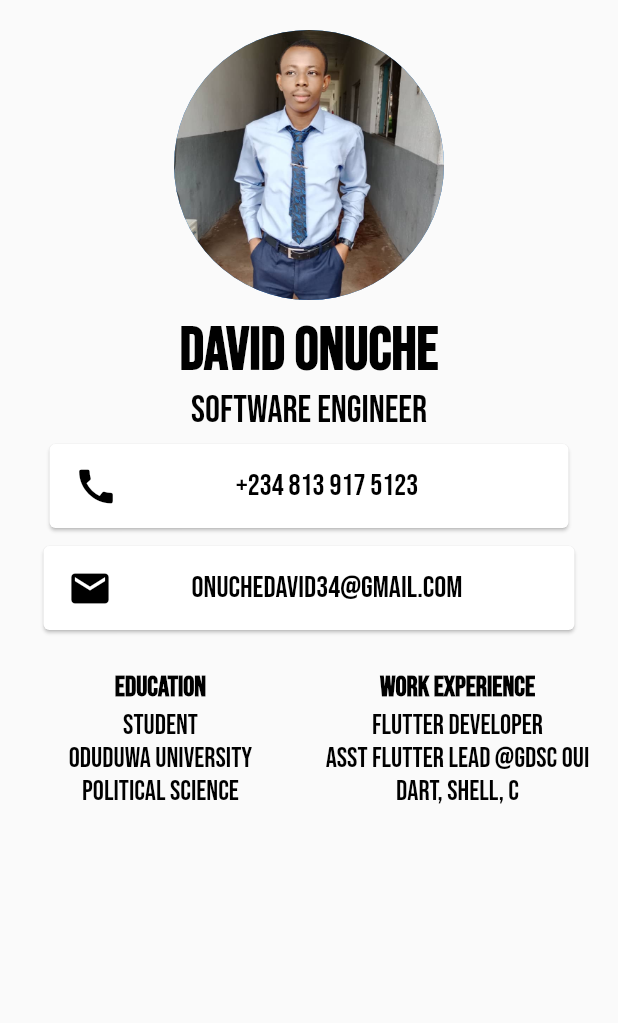
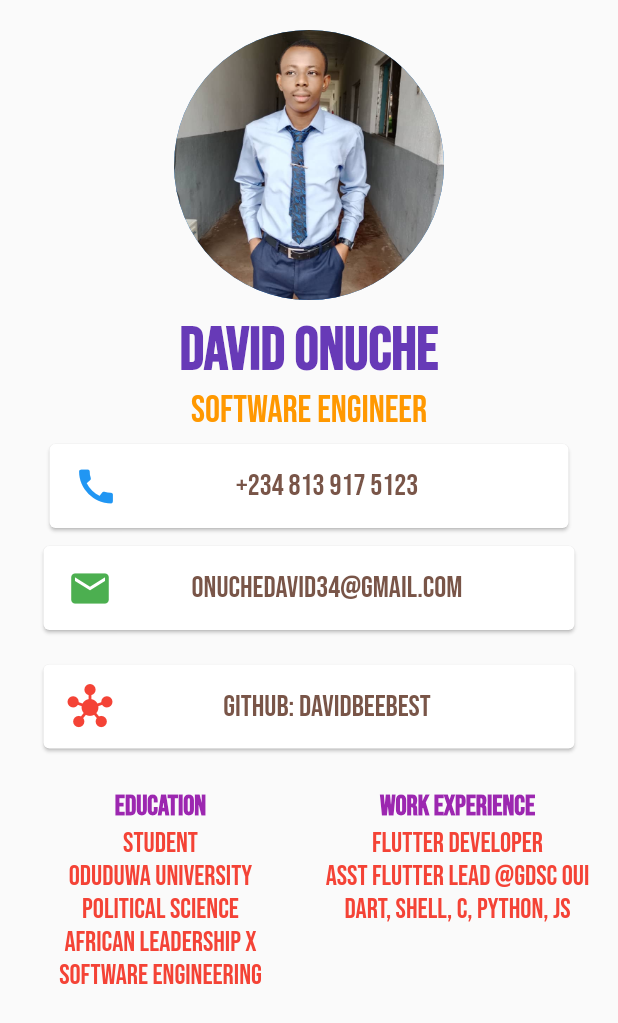
Before and after one commit to davidonuche/my_cv_app, a Flutter app: the screen it shows after launch, on a phone screen of 412 x 824 dp. Shown: the top 1023 px of the screen. Run offline on Flutter 3.47's test engine with Material 2 defaults, Android fonts, the phone set to English and light mode, and no system bars.

Commit message:
sleppless night

```diff
--- a/lib/constants.dart
+++ b/lib/constants.dart
@@ -1,15 +1,15 @@
 import 'package:flutter/material.dart';
 
 const TextStyle kRegularTextStyle =
-    TextStyle(fontFamily: "Bebas", fontSize: 25, color: Colors.black);
+    TextStyle(fontFamily: "Bebas", fontSize: 25, color: Colors.orange);
 
 const TextStyle kTitleTextStyle =
-    TextStyle(fontFamily: "Bebas", fontSize: 40, fontWeight: FontWeight.bold, color: Colors.black);
+    TextStyle(fontFamily: "Bebas", fontSize: 40, fontWeight: FontWeight.bold, color: Colors.deepPurple);
 
 const TextStyle kCardElementTextStyle =
-    TextStyle(fontSize: 20, fontFamily: "Bebas", color: Colors.black);
+    TextStyle(fontSize: 20, fontFamily: "Bebas", color: Colors.brown);
 
-const TextStyle kRegularSmallTextStyle = TextStyle(fontFamily: "Bebas", fontSize: 18.5, color: Colors.black);
+const TextStyle kRegularSmallTextStyle = TextStyle(fontFamily: "Bebas", fontSize: 18.5, color: Colors.red);
 
 const TextStyle kBoldTextStyle =
-    TextStyle(fontFamily: "Bebas", fontWeight: FontWeight.bold, fontSize: 18.5, color: Colors.black);
+    TextStyle(fontFamily: "Bebas", fontWeight: FontWeight.bold, fontSize: 18.5, color: Colors.purple);
--- a/lib/screens/my_cv_page.dart
+++ b/lib/screens/my_cv_page.dart
@@ -1,5 +1,6 @@
 import "package:flutter/material.dart";
 import '../constants.dart';
+import 'package:url_launcher/url_launcher.dart';
 
 class MyCVPage extends StatelessWidget {
   const MyCVPage({Key? key}) : super(key: key);
@@ -31,7 +32,7 @@ class MyCVPage extends StatelessWidget {
               child: Card(
                 margin: EdgeInsets.all(8),
                 child: ListTile(
-                  leading: Icon(Icons.call, color: Colors.black, size: 30),
+                  leading: Icon(Icons.call, color: Colors.blue, size: 30),
                   title: Center(
                     child:
                     Text("+234 813 917 5123", style: kCardElementTextStyle)),
@@ -44,7 +45,7 @@ class MyCVPage extends StatelessWidget {
               child: Card(
                 child: ListTile(
                     leading:
-                        Icon(Icons.email, color: Colors.black, size: 30),
+                        Icon(Icons.email, color: Colors.green, size: 30),
                     title: Center(
                       child: Text(
                         "onuchedavid34@gmail.com",
@@ -56,15 +57,15 @@ class MyCVPage extends StatelessWidget {
                 ),
               ),
                     SizedBox(height: 15),
-                    /*Padding(
+                    Padding(
               padding: EdgeInsets.symmetric(horizontal: 25),
               child: Card(
                 child: ListTile(
                     leading:
-                        Icon(Icons.github, color: Colors.black, size: 30),
+                    Icon(Icons.hub, color: Colors.red, size: 30),
                     title: Center(
                       child: Text(
-                        "Davidbeebest",
+                        "github: Davidbeebest",
                         style: kCardElementTextStyle,
                       ),
                     ),
@@ -72,7 +73,7 @@ class MyCVPage extends StatelessWidget {
                   ),
                 ),
               ),
-                    SizedBox(height: 15),*/
+                    SizedBox(height: 15),
               Padding(
                 padding: const EdgeInsets.all(8.0),
                 child: Row(
@@ -94,6 +95,12 @@ class MyCVPage extends StatelessWidget {
                           Text("Political Science",
                               textAlign: TextAlign.center,
                               style: kRegularSmallTextStyle),
+                              Text("African Leadership X",
+                              textAlign: TextAlign.center,
+                              style: kRegularSmallTextStyle),
+                              Text("Software Engineering",
+                              textAlign: TextAlign.center,
+                              style: kRegularSmallTextStyle),
                         ],
                       ),
                     ),
@@ -109,7 +116,7 @@ class MyCVPage extends StatelessWidget {
                               Text("Asst Flutter Lead @GDSC OUI",
                               textAlign: TextAlign.center,
                               style: kRegularSmallTextStyle),
-                          Text("Dart, Shell, C",
+                          Text("Dart, Shell, C, Python, JS",
                               textAlign: TextAlign.center,
                               style: kRegularSmallTextStyle),
                         ],
--- a/pubspec.yaml
+++ b/pubspec.yaml
@@ -34,7 +34,7 @@ dependencies:
   # The following adds the Cupertino Icons font to your application.
   # Use with the CupertinoIcons class for iOS style icons.
   cupertino_icons: ^1.0.2
-  url_launcher: ^6.1.5
+  url_launcher: ^6.1.6
 
 dev_dependencies:
   flutter_test:
```
Also changed, not shown: pubspec.lock.
